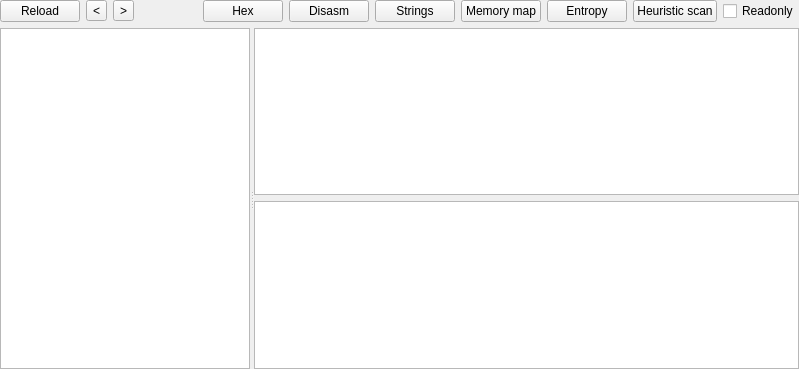
Above: PE/pewidget.ui from horsicq/FormatWidgets before the change. Below: the same form after it.
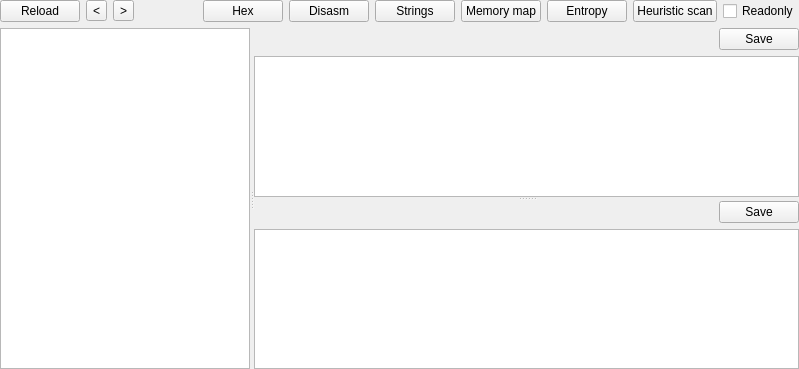
That is the form after the change. The open tabs and pages were chosen to show the change. Custom widgets are drawn as their Qt base class.

```diff
--- a/PE/pewidget.ui
+++ b/PE/pewidget.ui
@@ -1642,19 +1642,50 @@
        </layout>
       </widget>
       <widget class="QWidget" name="page_Resources_Version">
+       <layout class="QVBoxLayout" name="verticalLayout_58">
+        <property name="leftMargin">
+         <number>0</number>
+        </property>
+        <property name="topMargin">
+         <number>0</number>
+        </property>
+        <property name="rightMargin">
+         <number>0</number>
+        </property>
+        <property name="bottomMargin">
+         <number>0</number>
+        </property>
+        <item>
+         <widget class="QSplitter" name="splitter_21">
+          <property name="orientation">
+           <enum>Qt::Vertical</enum>
+          </property>
+          <widget class="QWidget" name="">
        <layout class="QVBoxLayout" name="verticalLayout_21">
-        <property name="leftMargin">
-         <number>0</number>
-        </property>
-        <property name="topMargin">
-         <number>0</number>
-        </property>
-        <property name="rightMargin">
-         <number>0</number>
-        </property>
-        <property name="bottomMargin">
-         <number>0</number>
-        </property>
+            <item>
+             <layout class="QHBoxLayout" name="horizontalLayout_28">
+              <item>
+               <spacer name="horizontalSpacer_28">
+                <property name="orientation">
+                 <enum>Qt::Horizontal</enum>
+                </property>
+                <property name="sizeHint" stdset="0">
+                 <size>
+                  <width>40</width>
+                  <height>20</height>
+                 </size>
+                </property>
+               </spacer>
+              </item>
+              <item>
+               <widget class="QPushButton" name="pushButtonSave_Resources_Version_Header">
+                <property name="text">
+                 <string>Save</string>
+                </property>
+               </widget>
+              </item>
+             </layout>
+            </item>
         <item>
          <widget class="QTableWidget" name="tableWidget_Resources_Version">
           <property name="editTriggers">
@@ -1677,6 +1708,34 @@
           </attribute>
          </widget>
         </item>
+           </layout>
+          </widget>
+          <widget class="QWidget" name="">
+           <layout class="QVBoxLayout" name="verticalLayout_57">
+            <item>
+             <layout class="QHBoxLayout" name="horizontalLayout_29">
+              <item>
+               <spacer name="horizontalSpacer_29">
+                <property name="orientation">
+                 <enum>Qt::Horizontal</enum>
+                </property>
+                <property name="sizeHint" stdset="0">
+                 <size>
+                  <width>40</width>
+                  <height>20</height>
+                 </size>
+                </property>
+               </spacer>
+              </item>
+              <item>
+               <widget class="QPushButton" name="pushButtonSave_Resources_Version">
+                <property name="text">
+                 <string>Save</string>
+                </property>
+               </widget>
+              </item>
+             </layout>
+            </item>
         <item>
          <widget class="QTextEdit" name="textEditResources_Version">
           <property name="readOnly">
@@ -1686,6 +1745,10 @@
         </item>
        </layout>
       </widget>
+         </widget>
+        </item>
+       </layout>
+      </widget>
       <widget class="QWidget" name="page_Resources_Manifest">
        <layout class="QVBoxLayout" name="verticalLayout_19">
         <property name="leftMargin">
@@ -2673,17 +2736,17 @@
   </layout>
  </widget>
  <customwidgets>
+  <customwidget>
+   <class>XLineEditHEX</class>
+   <extends>QLineEdit</extends>
+   <header>xlineedithex.h</header>
+  </customwidget>
   <customwidget>
    <class>SearchStringsWidget</class>
    <extends>QWidget</extends>
    <header>searchstringswidget.h</header>
    <container>1</container>
   </customwidget>
-  <customwidget>
-   <class>XLineEditHEX</class>
-   <extends>QLineEdit</extends>
-   <header>xlineedithex.h</header>
-  </customwidget>
   <customwidget>
    <class>ToolsWidget</class>
    <extends>QWidget</extends>
```
Left out of the diff: 120 changed lines with no effect on the pictures. Lines whose indentation alone changed are shown as unchanged.
